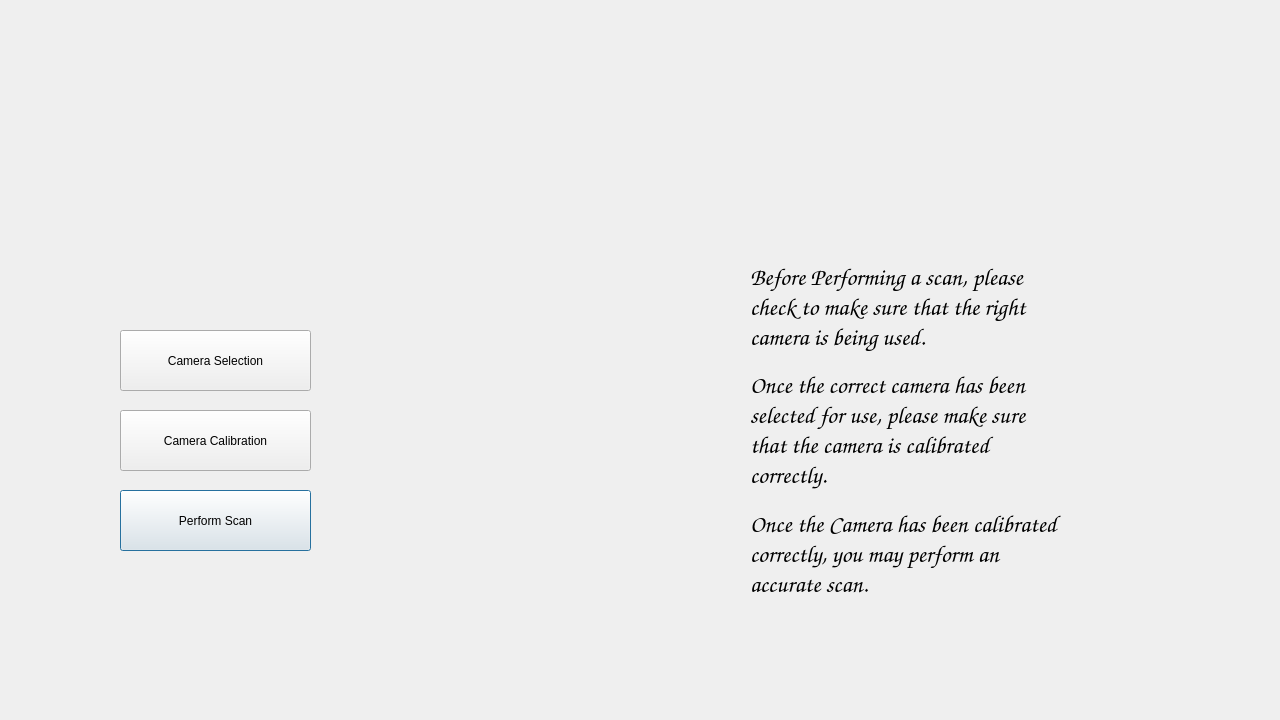
This is scannerGUI/secondwindow.ui in JDStone15/CapstoneDesign as Qt 5 draws it before an edit. The edited form follows.
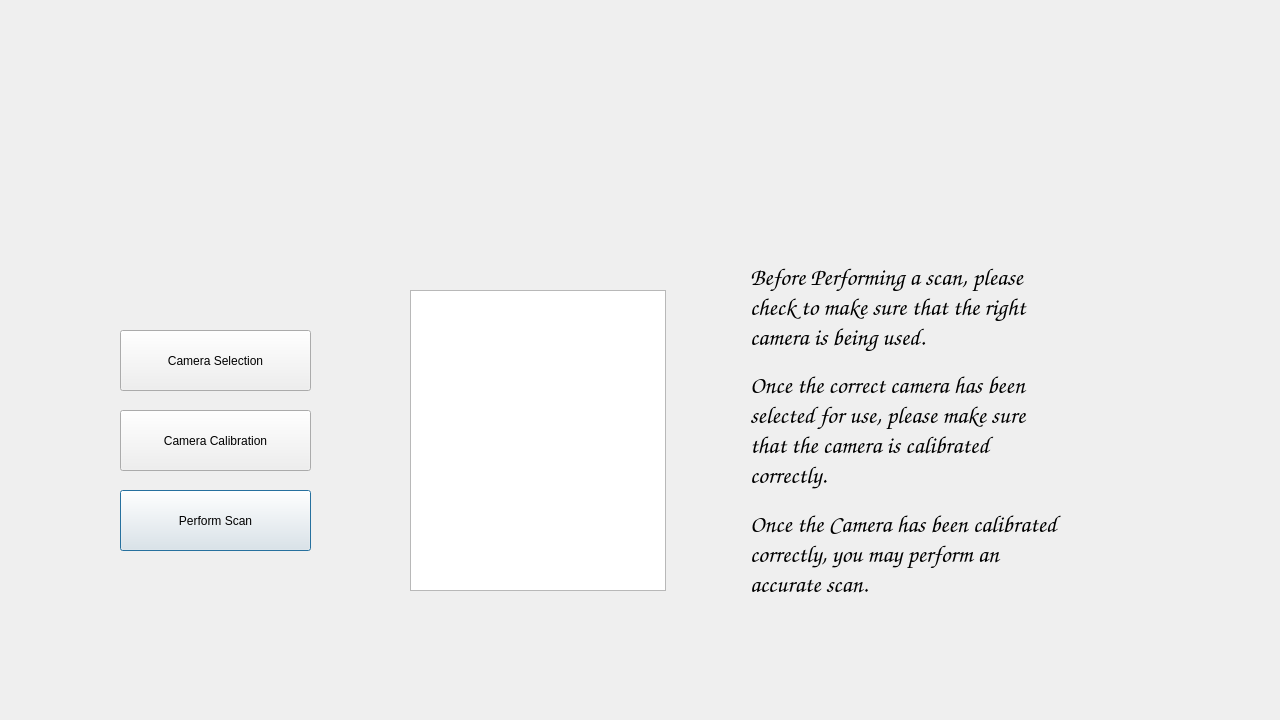
This is the edited form.

```diff
--- a/scannerGUI/secondwindow.ui
+++ b/scannerGUI/secondwindow.ui
@@ -67,7 +67,7 @@
     <string>Camera Selection</string>
    </property>
   </widget>
-  <widget class="QWidget" name="">
+  <widget class="QWidget" name="layoutWidget">
    <property name="geometry">
     <rect>
      <x>750</x>
@@ -127,6 +127,16 @@
     </item>
    </layout>
   </widget>
+  <widget class="QTextBrowser" name="textBrowser">
+   <property name="geometry">
+    <rect>
+     <x>410</x>
+     <y>290</y>
+     <width>256</width>
+     <height>301</height>
+    </rect>
+   </property>
+  </widget>
  </widget>
  <resources/>
  <connections/>
```
